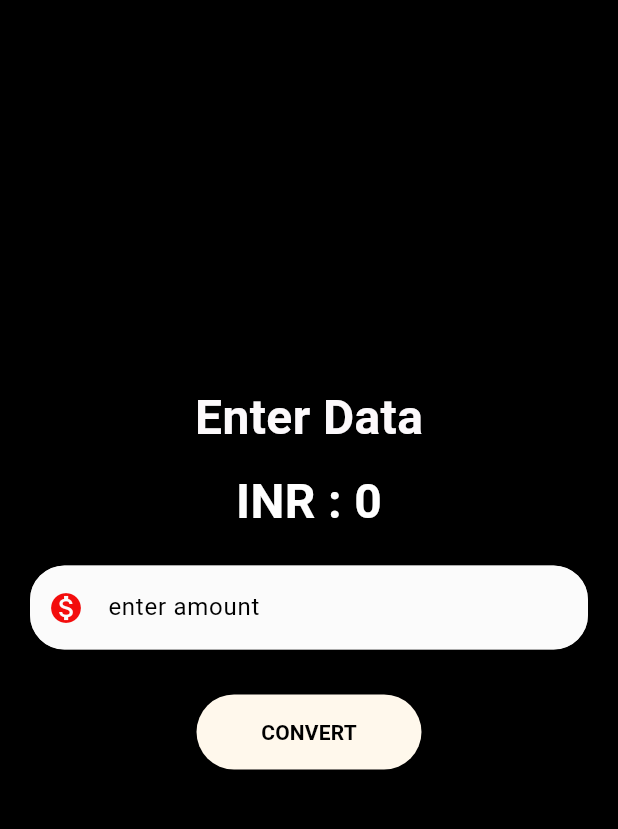
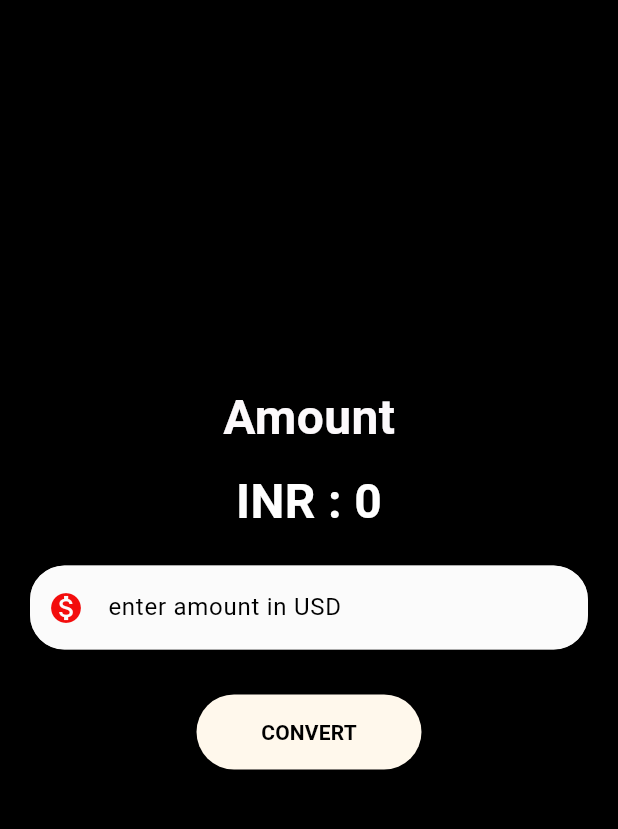
Before and after one commit to SadiqBasha-B/Currency_Converter-Using-Flutter, a Flutter app: the screen it shows after launch, on a phone screen of 412 x 824 dp, the part 84-913 px from its top. Run offline on Flutter 3.47's test engine with Material 3 defaults, Android fonts, the phone set to English and light mode, and no system bars.

```diff
--- a/lib/currency_converter.dart
+++ b/lib/currency_converter.dart
@@ -38,7 +38,7 @@ class _currency_converterState extends State<currency_converter> {
           child: Column(
             mainAxisAlignment: MainAxisAlignment.center,
             children: [
-             const Text("Enter Data",
+             const Text("Amount",
               style:TextStyle(
                 color:Color.fromARGB(255, 252, 249, 251),
                 fontSize: 32,
@@ -57,7 +57,7 @@ class _currency_converterState extends State<currency_converter> {
 
                    color: Color.fromARGB(255, 15, 44, 12)),
                    decoration: const InputDecoration(
-                     hintText: "enter amount",
+                     hintText: "enter amount in USD",
                      hintStyle: TextStyle(
                        color: Colors.black),
                      prefixIcon: Icon(Icons.monetization_on),
```
